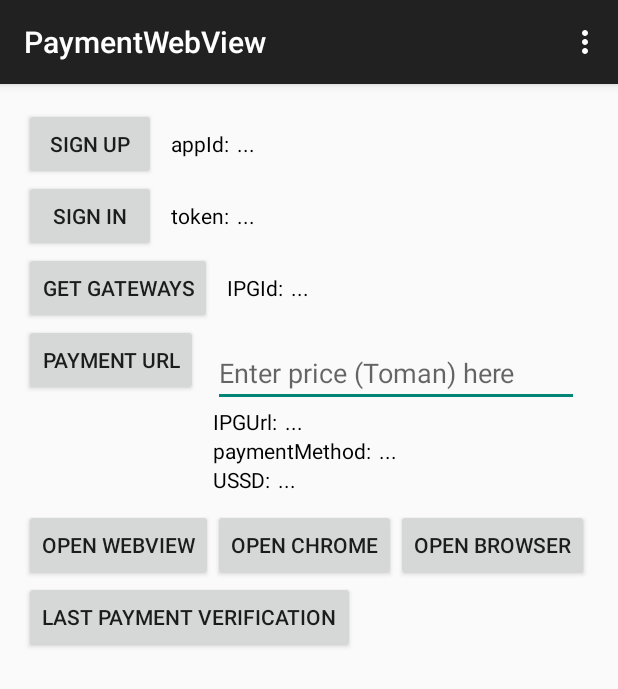
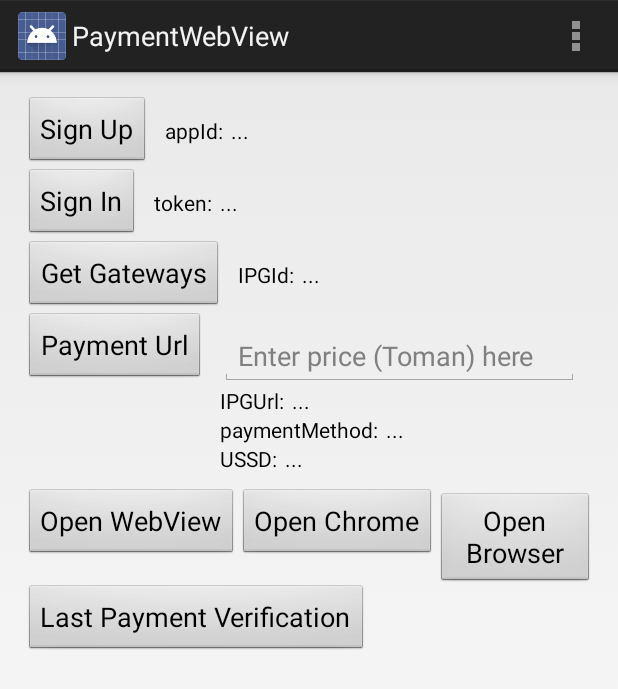
Before and after one commit to sinamomken/payment_gateway_android, an Android app: the screen it shows after launch (MainActivity), on a phone screen of 412 x 824 dp. Shown: the top 689 px of the screen. Run offline under Robolectric (Android 15) with nearby library versions, the phone set to English and light mode, and no system bars; libraries missing offline, so code that uses them is left out: ir.keloud.android.

Commit message:
Updated to be compatible with AS 1.5.1. Droped AppCompat and ActionBar Sherlock libraries.

```diff
--- a/app/build.gradle
+++ b/app/build.gradle
@@ -24,6 +24,5 @@ android {
 
 dependencies {
     compile fileTree(include: ['*.jar'], dir: 'libs')
-    compile 'com.android.support:appcompat-v7:22.1.1'
     compile project(':keloud-android-lib')
 }
--- a/app/src/main/java/ir/sinamomken/paymentwebview/MainActivity.java
+++ b/app/src/main/java/ir/sinamomken/paymentwebview/MainActivity.java
@@ -1,5 +1,6 @@
 package ir.sinamomken.paymentwebview;
 
+import android.app.Activity;
 import android.app.Dialog;
 import android.content.ActivityNotFoundException;
 import android.content.ComponentName;
@@ -8,7 +9,6 @@ import android.content.Intent;
 import android.content.SharedPreferences;
 import android.net.Uri;
 import android.os.AsyncTask;
-import android.support.v7.app.ActionBarActivity;
 import android.os.Bundle;
 import android.view.Menu;
 import android.view.MenuItem;
@@ -25,7 +25,7 @@ import ir.sinamomken.paymentwebview.payment.gateway.SigninOperation;
 import ir.sinamomken.paymentwebview.payment.gateway.SignupOperation;
 
 
-public class MainActivity extends ActionBarActivity {
+public class MainActivity extends Activity {
     private static final String TAG = MainActivity.class.getSimpleName();
 
     private String mAccountPassword = "123456";
--- a/app/src/main/java/ir/sinamomken/paymentwebview/WebViewActivity.java
+++ b/app/src/main/java/ir/sinamomken/paymentwebview/WebViewActivity.java
@@ -1,8 +1,8 @@
 package ir.sinamomken.paymentwebview;
 
+import android.app.Activity;
 import android.content.Intent;
 import android.graphics.Bitmap;
-import android.support.v7.app.ActionBarActivity;
 import android.os.Bundle;
 import android.view.Menu;
 import android.view.MenuItem;
@@ -17,7 +17,7 @@ import java.net.URL;
 
 import ir.keloud.android.lib.common.utils.Log_OC;
 
-public class WebViewActivity extends ActionBarActivity {
+public class WebViewActivity extends Activity {
     public class MyWebViewClient extends WebViewClient{
         /**
          * {@inheritDoc}
--- a/app/src/main/res/layout/activity_main.xml
+++ b/app/src/main/res/layout/activity_main.xml
@@ -15,7 +15,7 @@
             android:layout_height="wrap_content"
             android:text="Sign Up"
             android:id="@+id/signup_btn"
-            android:background="@drawable/abc_btn_default_mtrl_shape"
+            android:background="@android:drawable/btn_default"
             android:onClick="onSignupBtnClick"/>
         <TextView
             android:layout_marginLeft="10dp"
@@ -40,7 +40,7 @@
             android:layout_height="wrap_content"
             android:text="Sign In"
             android:id="@+id/signin_btn"
-            android:background="@drawable/abc_btn_default_mtrl_shape"
+            android:background="@android:drawable/btn_default"
             android:onClick="onSigninBtnClick"/>
         <TextView
             android:layout_marginLeft="10dp"
@@ -65,7 +65,7 @@
             android:layout_height="wrap_content"
             android:text="Get Gateways"
             android:id="@+id/get_gateways_btn"
-            android:background="@drawable/abc_btn_default_mtrl_shape"
+            android:background="@android:drawable/btn_default"
             android:onClick="onGetGatewaysBtnClick"/>
         <TextView
             android:layout_marginLeft="10dp"
@@ -90,7 +90,7 @@
             android:layout_height="wrap_content"
             android:text="Payment Url"
             android:id="@+id/make_payment_btn"
-            android:background="@drawable/abc_btn_default_mtrl_shape"
+            android:background="@android:drawable/btn_default"
             android:onClick="onPaymentUrlBtnClick"/>
         <LinearLayout
             android:layout_width="match_parent"
@@ -164,21 +164,21 @@
             android:layout_height="wrap_content"
             android:text="Open WebView"
             android:id="@+id/open_webview_btn"
-            android:background="@drawable/abc_btn_default_mtrl_shape"
+            android:background="@android:drawable/btn_default"
             android:onClick="onOpenWebviewBtnClick"/>
         <Button
             android:layout_width="wrap_content"
             android:layout_height="wrap_content"
             android:text="Open Chrome"
             android:id="@+id/open_chrome_btn"
-            android:background="@drawable/abc_btn_default_mtrl_shape"
+            android:background="@android:drawable/btn_default"
             android:onClick="onOpenChromeBtnClick"/>.
         <Button
             android:layout_width="wrap_content"
             android:layout_height="wrap_content"
             android:text="Open Browser"
             android:id="@+id/open_browser_btn"
-            android:background="@drawable/abc_btn_default_mtrl_shape"
+            android:background="@android:drawable/btn_default"
             android:onClick="onOpenBrowserBtnClick"/>.
     </LinearLayout>
     <Button
@@ -186,6 +186,6 @@
         android:layout_height="wrap_content"
         android:text="Last Payment Verification"
         android:id="@+id/last_payment_verification"
-        android:background="@drawable/abc_btn_default_mtrl_shape"
+        android:background="@android:drawable/btn_default"
         android:onClick="onPaymentVerificationBtnClick"/>
 </LinearLayout>
--- a/app/src/main/res/menu/menu_main.xml
+++ b/app/src/main/res/menu/menu_main.xml
@@ -2,5 +2,5 @@
     xmlns:app="http://schemas.android.com/apk/res-auto"
     xmlns:tools="http://schemas.android.com/tools" tools:context=".MainActivity">
     <item android:id="@+id/action_settings" android:title="@string/action_settings"
-        android:orderInCategory="100" app:showAsAction="never" />
+        android:orderInCategory="100"/>
 </menu>
--- a/app/src/main/res/menu/menu_web_view.xml
+++ b/app/src/main/res/menu/menu_web_view.xml
@@ -3,5 +3,5 @@
     xmlns:tools="http://schemas.android.com/tools"
     tools:context="ir.sinamomken.paymentwebview.WebViewActivity">
     <item android:id="@+id/action_settings" android:title="@string/action_settings"
-        android:orderInCategory="100" app:showAsAction="never" />
+        android:orderInCategory="100"/>
 </menu>
--- a/app/src/main/res/values/styles.xml
+++ b/app/src/main/res/values/styles.xml
@@ -1,7 +1,7 @@
 <resources>
 
     <!-- Base application theme. -->
-    <style name="AppTheme" parent="Theme.AppCompat.Light.DarkActionBar">
+    <style name="AppTheme" parent="android:Theme.Holo.Light.DarkActionBar">
         <!-- Customize your theme here. -->
     </style>
 
--- a/build.gradle
+++ b/build.gradle
@@ -5,7 +5,7 @@ buildscript {
         jcenter()
     }
     dependencies {
-        classpath 'com.android.tools.build:gradle:1.1.0'
+        classpath 'com.android.tools.build:gradle:1.5.0'
 
         // NOTE: Do not place your application dependencies here; they belong
         // in the individual module build.gradle files
--- a/keloud-android-lib/build.gradle
+++ b/keloud-android-lib/build.gradle
@@ -3,7 +3,7 @@ buildscript {
         mavenCentral()
     }
     dependencies {
-        classpath 'com.android.tools.build:gradle:1.0.0'
+        classpath 'com.android.tools.build:gradle:1.5.0'
     }
 }
 apply plugin: 'com.android.library'
@@ -13,9 +13,7 @@ repositories {
 }
 
 dependencies {
-    compile 'commons-httpclient:commons-httpclient:3.1'
-    compile 'org.apache.jackrabbit:jackrabbit-webdav:2.7.2'
-    compile 'org.slf4j:slf4j-api:1.7.5'
+    compile fileTree(include: ['*.jar'], dir: 'libs')
 }
 
 android {
```
Also changed, not shown: 5 other files.
